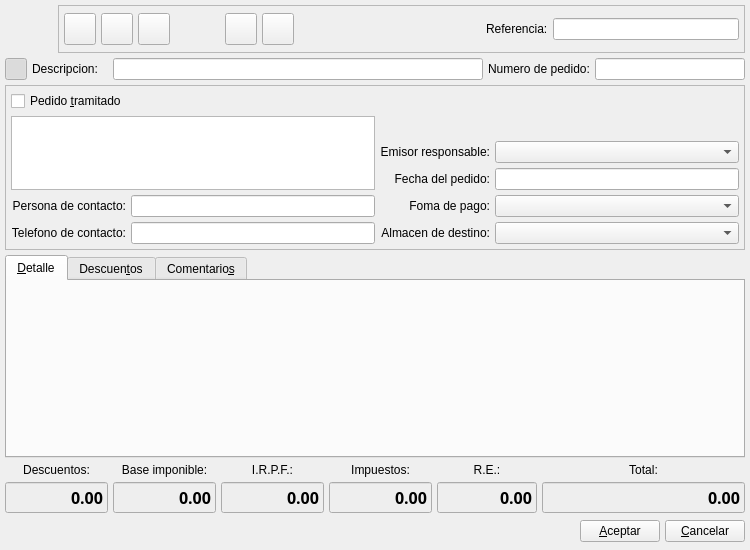
Before: the Qt Designer form bulmages/bulmafact/src/pedidoproveedorbase.ui in eboladev/Bulmages-1, drawn with Qt 5.
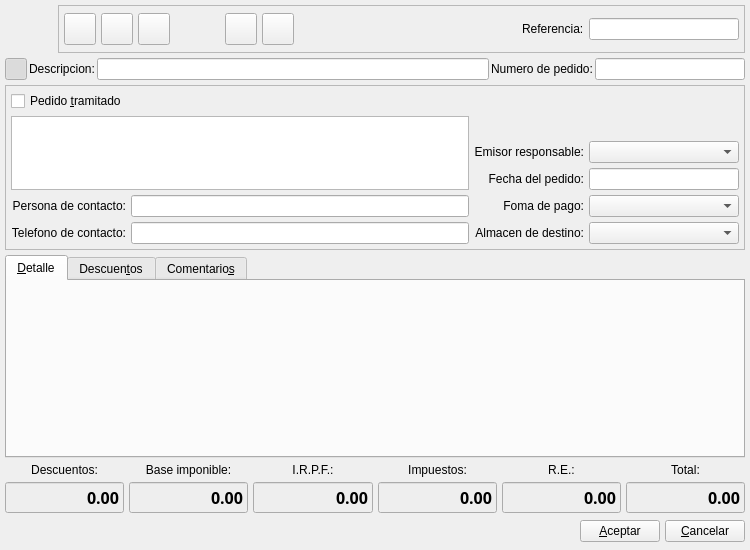
After: the same form once the commit is applied. Icons and pictures are not drawn. Custom widgets are drawn as their Qt base class.

The edit to the form file:
```diff
--- a/bulmages/bulmafact/src/pedidoproveedorbase.ui
+++ b/bulmages/bulmafact/src/pedidoproveedorbase.ui
@@ -41,7 +41,7 @@
    <property name="verticalSpacing" >
     <number>5</number>
    </property>
-   <item row="0" column="0" colspan="9" >
+   <item row="0" column="0" colspan="6" >
     <layout class="QHBoxLayout" >
      <property name="spacing" >
       <number>5</number>
@@ -335,7 +335,7 @@
         <item>
          <widget class="QLabel" name="textLabel1_2_2_3_2_2" >
           <property name="sizePolicy" >
-           <sizepolicy vsizetype="Fixed" hsizetype="Minimum" >
+           <sizepolicy vsizetype="Fixed" hsizetype="Preferred" >
             <horstretch>0</horstretch>
             <verstretch>0</verstretch>
            </sizepolicy>
@@ -356,6 +356,12 @@
             <height>0</height>
            </size>
           </property>
+          <property name="maximumSize" >
+           <size>
+            <width>150</width>
+            <height>16777215</height>
+           </size>
+          </property>
          </widget>
         </item>
        </layout>
@@ -363,7 +369,9 @@
      </item>
     </layout>
    </item>
-   <item row="1" column="0" >
+   <item row="1" column="0" colspan="6" >
+    <layout class="QHBoxLayout" >
+     <item>
     <widget class="QToolButton" name="mui_detalles" >
      <property name="minimumSize" >
       <size>
@@ -406,10 +414,10 @@
      </property>
     </widget>
    </item>
-   <item row="1" column="1" >
+     <item>
     <widget class="QLabel" name="textLabel1_2_2_3_2" >
      <property name="sizePolicy" >
-      <sizepolicy vsizetype="Preferred" hsizetype="Minimum" >
+        <sizepolicy vsizetype="Fixed" hsizetype="Preferred" >
        <horstretch>0</horstretch>
        <verstretch>0</verstretch>
       </sizepolicy>
@@ -422,13 +430,13 @@
      </property>
     </widget>
    </item>
-   <item row="1" column="2" colspan="4" >
+     <item>
     <widget class="QLineEdit" name="mui_descpedidoproveedor" />
    </item>
-   <item row="1" column="6" colspan="2" >
+     <item>
     <widget class="QLabel" name="label6" >
      <property name="sizePolicy" >
-      <sizepolicy vsizetype="Preferred" hsizetype="Minimum" >
+        <sizepolicy vsizetype="Fixed" hsizetype="Preferred" >
        <horstretch>0</horstretch>
        <verstretch>0</verstretch>
       </sizepolicy>
@@ -441,7 +449,7 @@
      </property>
     </widget>
    </item>
-   <item row="1" column="8" >
+     <item>
     <widget class="QLineEdit" name="mui_numpedidoproveedor" >
      <property name="sizePolicy" >
       <sizepolicy vsizetype="Fixed" hsizetype="Fixed" >
@@ -455,9 +463,17 @@
        <height>0</height>
       </size>
      </property>
-    </widget>
-   </item>
-   <item row="2" column="0" colspan="9" >
+       <property name="maximumSize" >
+        <size>
+         <width>150</width>
+         <height>16777215</height>
+        </size>
+       </property>
+      </widget>
+     </item>
+    </layout>
+   </item>
+   <item row="2" column="0" colspan="6" >
     <widget class="QFrame" name="frame" >
      <property name="minimumSize" >
       <size>
@@ -526,7 +542,7 @@
       <item row="2" column="2" >
        <widget class="QLabel" name="m_lblalmacen_2_2" >
         <property name="sizePolicy" >
-         <sizepolicy vsizetype="Preferred" hsizetype="Minimum" >
+         <sizepolicy vsizetype="Fixed" hsizetype="Preferred" >
           <horstretch>0</horstretch>
           <verstretch>0</verstretch>
          </sizepolicy>
@@ -537,26 +553,70 @@
         <property name="alignment" >
          <set>Qt::AlignRight|Qt::AlignTrailing|Qt::AlignVCenter</set>
         </property>
+        <property name="buddy" >
+         <cstring>mui_idtrabajador</cstring>
+        </property>
        </widget>
       </item>
       <item row="2" column="3" >
-       <widget class="BusquedaTrabajador" name="mui_idtrabajador" />
+       <widget class="BusquedaTrabajador" name="mui_idtrabajador" >
+        <property name="minimumSize" >
+         <size>
+          <width>150</width>
+          <height>0</height>
+         </size>
+        </property>
+        <property name="maximumSize" >
+         <size>
+          <width>150</width>
+          <height>16777215</height>
+         </size>
+        </property>
+       </widget>
       </item>
       <item row="3" column="2" >
        <widget class="QLabel" name="textLabel1_2" >
+        <property name="sizePolicy" >
+         <sizepolicy vsizetype="Fixed" hsizetype="Preferred" >
+          <horstretch>0</horstretch>
+          <verstretch>0</verstretch>
+         </sizepolicy>
+        </property>
         <property name="text" >
          <string>Fecha del pedido:</string>
         </property>
         <property name="alignment" >
          <set>Qt::AlignRight|Qt::AlignTrailing|Qt::AlignVCenter</set>
         </property>
+        <property name="buddy" >
+         <cstring>mui_fechapedidoproveedor</cstring>
+        </property>
        </widget>
       </item>
       <item row="3" column="3" >
-       <widget class="BusquedaFecha" name="mui_fechapedidoproveedor" />
+       <widget class="BusquedaFecha" name="mui_fechapedidoproveedor" >
+        <property name="minimumSize" >
+         <size>
+          <width>150</width>
+          <height>0</height>
+         </size>
+        </property>
+        <property name="maximumSize" >
+         <size>
+          <width>150</width>
+          <height>16777215</height>
+         </size>
+        </property>
+       </widget>
       </item>
       <item row="4" column="0" >
        <widget class="QLabel" name="label7" >
+        <property name="sizePolicy" >
+         <sizepolicy vsizetype="Fixed" hsizetype="Preferred" >
+          <horstretch>0</horstretch>
+          <verstretch>0</verstretch>
+         </sizepolicy>
+        </property>
         <property name="text" >
          <string>Persona de contacto:</string>
         </property>
@@ -564,7 +624,7 @@
          <set>Qt::AlignRight|Qt::AlignTrailing|Qt::AlignVCenter</set>
         </property>
         <property name="buddy" >
-         <cstring>mui_numpedidoproveedor</cstring>
+         <cstring>mui_contactpedidoproveedor</cstring>
         </property>
        </widget>
       </item>
@@ -574,7 +634,7 @@
       <item row="4" column="2" >
        <widget class="QLabel" name="m_lblalmacen_2" >
         <property name="sizePolicy" >
-         <sizepolicy vsizetype="Preferred" hsizetype="Minimum" >
+         <sizepolicy vsizetype="Fixed" hsizetype="Preferred" >
           <horstretch>0</horstretch>
           <verstretch>0</verstretch>
          </sizepolicy>
@@ -585,19 +645,44 @@
         <property name="alignment" >
          <set>Qt::AlignRight|Qt::AlignTrailing|Qt::AlignVCenter</set>
         </property>
+        <property name="buddy" >
+         <cstring>mui_idforma_pago</cstring>
+        </property>
        </widget>
       </item>
       <item row="4" column="3" >
-       <widget class="BusquedaFormaPago" name="mui_idforma_pago" />
+       <widget class="BusquedaFormaPago" name="mui_idforma_pago" >
+        <property name="minimumSize" >
+         <size>
+          <width>150</width>
+          <height>0</height>
+         </size>
+        </property>
+        <property name="maximumSize" >
+         <size>
+          <width>150</width>
+          <height>16777215</height>
+         </size>
+        </property>
+       </widget>
       </item>
       <item row="5" column="0" >
        <widget class="QLabel" name="label8" >
+        <property name="sizePolicy" >
+         <sizepolicy vsizetype="Fixed" hsizetype="Preferred" >
+          <horstretch>0</horstretch>
+          <verstretch>0</verstretch>
+         </sizepolicy>
+        </property>
         <property name="text" >
          <string>Telefono de contacto:</string>
         </property>
         <property name="alignment" >
          <set>Qt::AlignRight|Qt::AlignTrailing|Qt::AlignVCenter</set>
         </property>
+        <property name="buddy" >
+         <cstring>mui_telpedidoproveedor</cstring>
+        </property>
        </widget>
       </item>
       <item row="5" column="1" >
@@ -606,7 +691,7 @@
       <item row="5" column="2" >
        <widget class="QLabel" name="m_lblalmacen" >
         <property name="sizePolicy" >
-         <sizepolicy vsizetype="Preferred" hsizetype="Minimum" >
+         <sizepolicy vsizetype="Fixed" hsizetype="Preferred" >
           <horstretch>0</horstretch>
           <verstretch>0</verstretch>
          </sizepolicy>
@@ -617,15 +702,31 @@
         <property name="alignment" >
          <set>Qt::AlignRight|Qt::AlignTrailing|Qt::AlignVCenter</set>
         </property>
+        <property name="buddy" >
+         <cstring>mui_idalmacen</cstring>
+        </property>
        </widget>
       </item>
       <item row="5" column="3" >
-       <widget class="BusquedaAlmacen" name="mui_idalmacen" />
+       <widget class="BusquedaAlmacen" name="mui_idalmacen" >
+        <property name="minimumSize" >
+         <size>
+          <width>150</width>
+          <height>0</height>
+         </size>
+        </property>
+        <property name="maximumSize" >
+         <size>
+          <width>150</width>
+          <height>16777215</height>
+         </size>
+        </property>
+       </widget>
       </item>
      </layout>
     </widget>
    </item>
-   <item row="3" column="0" colspan="9" >
+   <item row="3" column="0" colspan="6" >
     <widget class="QTabWidget" name="discounts" >
      <property name="enabled" >
       <bool>true</bool>
@@ -728,7 +829,7 @@
      </widget>
     </widget>
    </item>
-   <item row="4" column="0" colspan="2" >
+   <item row="4" column="0" >
     <widget class="QLabel" name="label3" >
      <property name="text" >
       <string>Descuentos:</string>
@@ -738,7 +839,7 @@
      </property>
     </widget>
    </item>
-   <item row="4" column="2" >
+   <item row="4" column="1" >
     <widget class="QLabel" name="label2" >
      <property name="text" >
       <string>Base imponible:</string>
@@ -748,7 +849,7 @@
      </property>
     </widget>
    </item>
-   <item row="4" column="3" >
+   <item row="4" column="2" >
     <widget class="QLabel" name="label4_3" >
      <property name="text" >
       <string>I.R.P.F.:</string>
@@ -758,7 +859,7 @@
      </property>
     </widget>
    </item>
-   <item row="4" column="4" >
+   <item row="4" column="3" >
     <widget class="QLabel" name="label4" >
      <property name="text" >
       <string>Impuestos:</string>
@@ -768,7 +869,7 @@
      </property>
     </widget>
    </item>
-   <item row="4" column="5" colspan="2" >
+   <item row="4" column="4" >
     <widget class="QLabel" name="label4_2" >
      <property name="text" >
       <string>R.E.:</string>
@@ -778,7 +879,7 @@
      </property>
     </widget>
    </item>
-   <item row="4" column="7" colspan="2" >
+   <item row="4" column="5" >
     <widget class="QLabel" name="label1" >
      <property name="text" >
       <string>Total:</string>
@@ -788,7 +889,7 @@
      </property>
     </widget>
    </item>
-   <item row="5" column="0" colspan="2" >
+   <item row="5" column="0" >
     <widget class="QLineEdit" name="mui_totalDescuentos" >
      <property name="enabled" >
       <bool>true</bool>
@@ -864,7 +965,7 @@
      </property>
     </widget>
    </item>
-   <item row="5" column="2" >
+   <item row="5" column="1" >
     <widget class="QLineEdit" name="mui_totalBaseImponible" >
      <property name="minimumSize" >
       <size>
@@ -937,7 +1038,7 @@
      </property>
     </widget>
    </item>
-   <item row="5" column="3" >
+   <item row="5" column="2" >
     <widget class="QLineEdit" name="mui_totalIRPF" >
      <property name="minimumSize" >
       <size>
@@ -1010,7 +1111,7 @@
      </property>
     </widget>
    </item>
-   <item row="5" column="4" >
+   <item row="5" column="3" >
     <widget class="QLineEdit" name="mui_totalImpuestos" >
      <property name="minimumSize" >
       <size>
@@ -1083,7 +1184,7 @@
      </property>
     </widget>
    </item>
-   <item row="5" column="5" colspan="2" >
+   <item row="5" column="4" >
     <widget class="QLineEdit" name="mui_totalRecargo" >
      <property name="minimumSize" >
       <size>
@@ -1156,7 +1257,7 @@
      </property>
     </widget>
    </item>
-   <item row="5" column="7" colspan="2" >
+   <item row="5" column="5" >
     <widget class="QLineEdit" name="mui_totalPedido" >
      <property name="enabled" >
       <bool>true</bool>
@@ -1232,7 +1333,7 @@
      </property>
     </widget>
    </item>
-   <item row="6" column="0" colspan="9" >
+   <item row="6" column="0" colspan="6" >
     <layout class="QHBoxLayout" >
      <property name="spacing" >
       <number>5</number>
```
Lines whose indentation alone changed are shown as unchanged.
